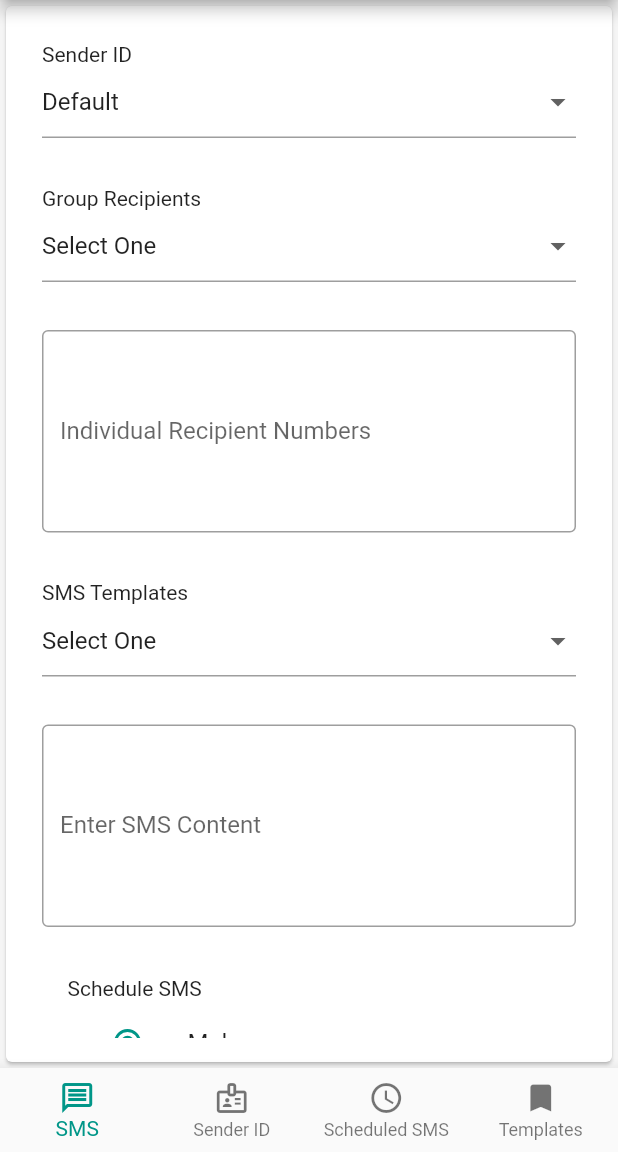
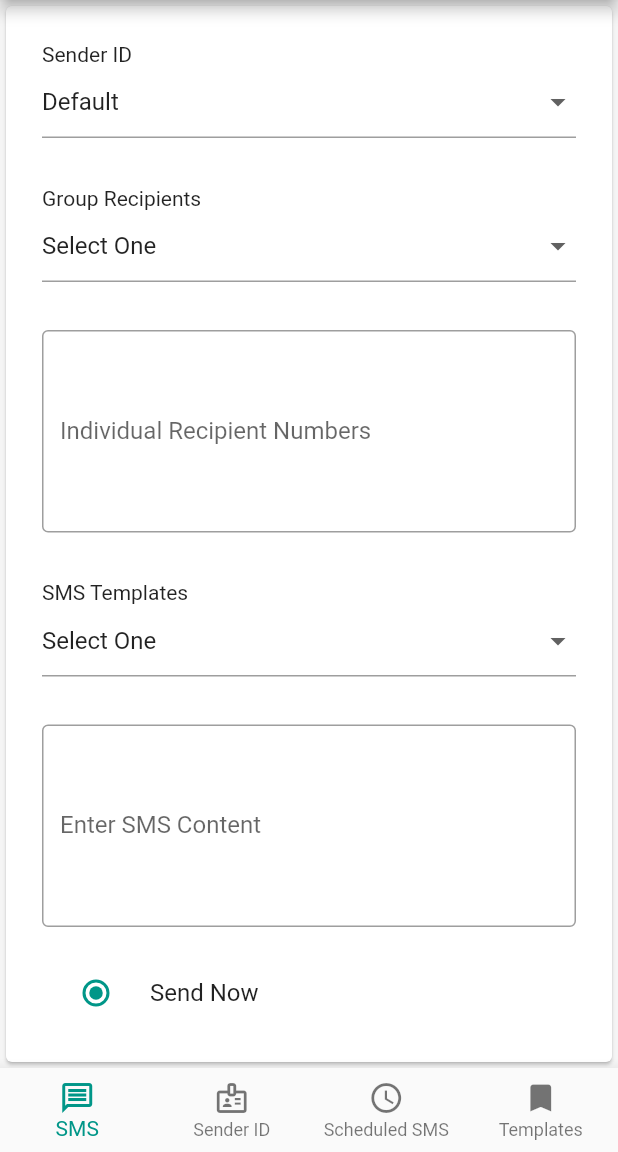
Before and after one commit to md-riaz/flutter_sms_net_bd, a Flutter app: the MessagingScreen screen opened by its route, on a phone screen of 412 x 824 dp, the part 84-1236 px from its top. Run offline on Flutter 3.47's test engine with Material 2 defaults, Android fonts, the phone set to English and light mode, and no system bars; our stand-ins replace shared_preferences; accounts and stored records are empty; network calls fail.

Commit message:
need to wrap with expanded or sized box

```diff
--- a/lib/screens/messaging/sms_tab.dart
+++ b/lib/screens/messaging/sms_tab.dart
@@ -54,6 +54,10 @@ class _SMSTabState extends State<SMSTab> {
   @override
   void initState() {
     super.initState();
+  }
+
+  _changeScheduledSms(String value) {
+    scheduledSms = value;
   }
 
   @override
@@ -153,7 +157,7 @@ class _SMSTabState extends State<SMSTab> {
                           bordered: true,
                         ),
                         Padding(
-                          padding: const EdgeInsets.all(25),
+                          padding: const EdgeInsets.all(8),
                           child: RadioGroup(
                             radioButtonValues: const [
                               {
@@ -165,9 +169,15 @@ class _SMSTabState extends State<SMSTab> {
                                 'label': 'Schedule',
                               }
                             ],
-                            selectedValue: '0',
+                            selectedValue: scheduledSms,
+                            notifyParent: _changeScheduledSms,
                           ),
                         ),
+                        ElevatedButton(
+                            onPressed: () {
+                              log(scheduledSms);
+                            },
+                            child: Text('Press Button'))
                       ],
                     ),
                   );
--- a/lib/widgets/radio_group.dart
+++ b/lib/widgets/radio_group.dart
@@ -3,9 +3,13 @@ import 'package:flutter/material.dart';
 class RadioGroup extends StatefulWidget {
   final List<Map> radioButtonValues;
   String selectedValue;
+  final Function(String) notifyParent;
 
   RadioGroup(
-      {Key? key, required this.radioButtonValues, required this.selectedValue})
+      {Key? key,
+      required this.radioButtonValues,
+      required this.selectedValue,
+      required this.notifyParent})
       : super(key: key);
 
   @override
@@ -14,35 +18,34 @@ class RadioGroup extends StatefulWidget {
 
 class _RadioGroupState extends State<RadioGroup> {
 // _handleRadioValueChange is a callback function that is called when the user selects a radio button.
-  _handleRadioValueChange(String? value) {
+  void _handleRadioValueChange(String? value) {
     setState(() {
       widget.selectedValue = value!;
+      widget.notifyParent(value);
     });
   }
 
   @override
   Widget build(BuildContext context) {
     return Column(
+      mainAxisSize: MainAxisSize.min,
       crossAxisAlignment: CrossAxisAlignment.start,
-      children: [
-        const Text('Schedule SMS'),
-        ListTile(
-          leading: Radio<String>(
-            value: '0',
-            groupValue: widget.selectedValue,
-            onChanged: _handleRadioValueChange,
-          ),
-          title: const Text('Male'),
-        ),
-        ListTile(
-          leading: Radio<String>(
-            value: '1',
-            groupValue: widget.selectedValue,
-            onChanged: _handleRadioValueChange,
-          ),
-          title: const Text('Female'),
-        ),
-      ],
+      children: widget.radioButtonValues.map(
+        (item) {
+          return Row(
+            children: <Widget>[
+              Flexible(
+                child: RadioListTile<String>(
+                  value: item['value'],
+                  groupValue: widget.selectedValue,
+                  onChanged: _handleRadioValueChange,
+                  title: Text(item['label']),
+                ),
+              ),
+            ],
+          );
+        },
+      ).toList(),
     );
   }
 }
```
